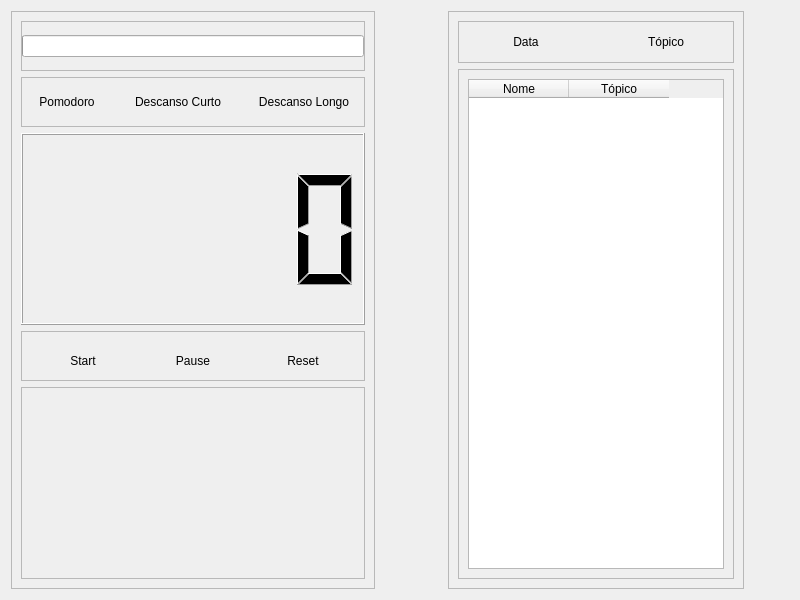
Above: functions/new_pomodoro/new_pomodoro_page.ui from Nbdyleto/PySide6_Self_TCC before the change. Below: the same form after it.
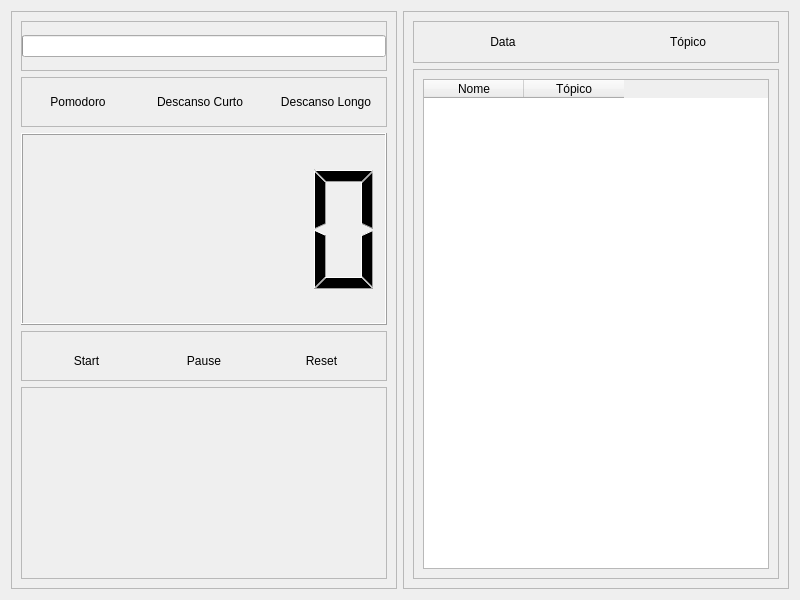
That is the form after the change.

Commit message: [pomodoro] action buttons enable/disable

The edit to the form file:
```diff
--- a/functions/new_pomodoro/new_pomodoro_page.ui
+++ b/functions/new_pomodoro/new_pomodoro_page.ui
@@ -14,7 +14,7 @@
    <string>Widget</string>
   </property>
   <layout class="QHBoxLayout" name="horizontalLayout">
-   <item alignment="Qt::AlignLeft">
+   <item>
     <widget class="QFrame" name="frame">
      <property name="frameShape">
       <enum>QFrame::StyledPanel</enum>
@@ -311,7 +311,7 @@
      </layout>
     </widget>
    </item>
-   <item alignment="Qt::AlignHCenter">
+   <item>
     <widget class="QFrame" name="frame_2">
      <property name="frameShape">
       <enum>QFrame::StyledPanel</enum>
```
Left out of the diff: 2 changed lines with no effect on the pictures. The commit also changes 5 other files.
